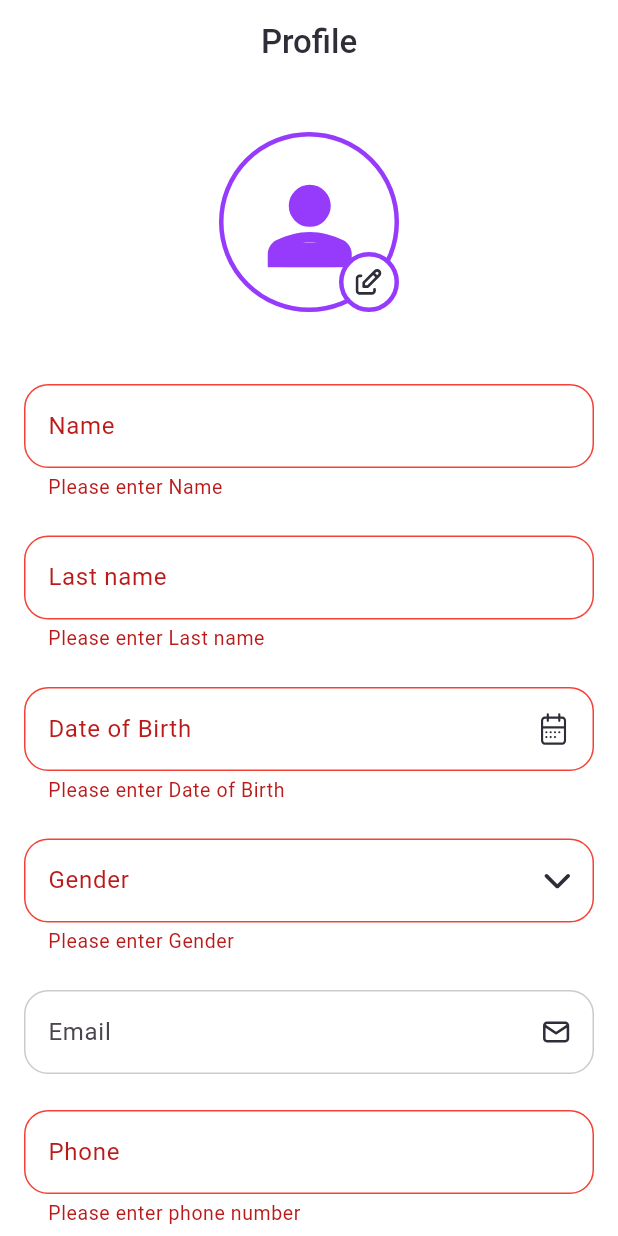
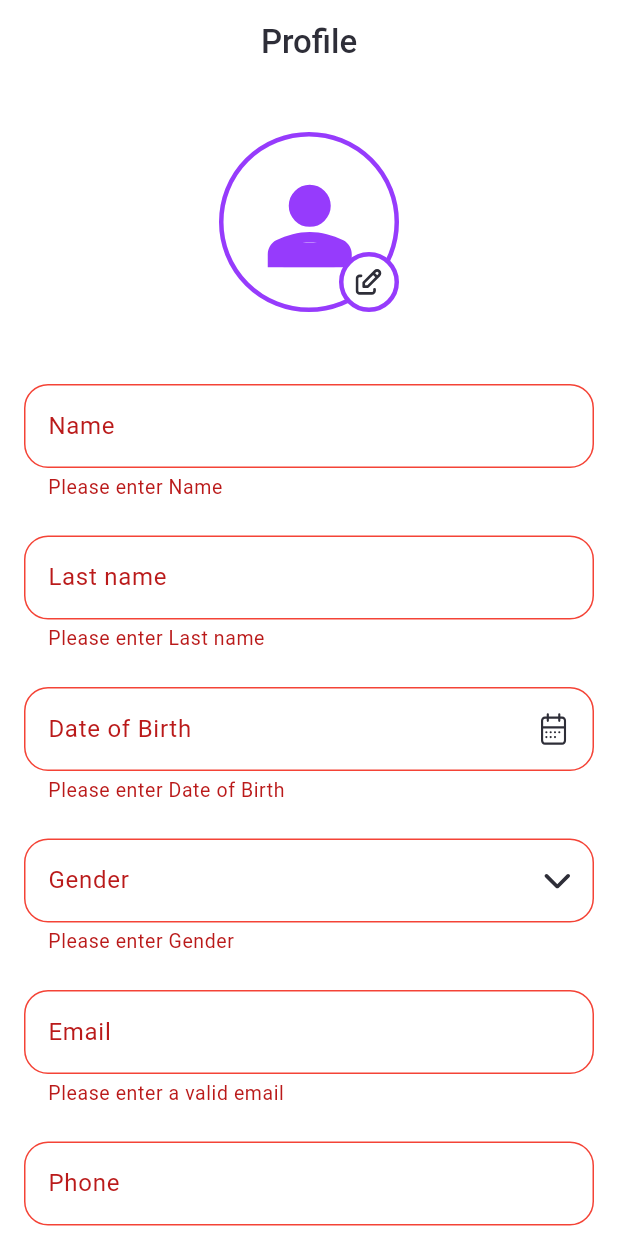
Before and after one commit to ales-dev-studio/Flutter-Email-Authentication, a Flutter app: the EditProfileScreen screen opened by its route, after a tap on "Submit", on a phone screen of 412 x 824 dp. Run offline on Flutter 3.47's test engine with Material 3 defaults, Android fonts, the light colour scheme and no system bars; drawn by our look-alikes of keyboard_dismisser; our stand-ins replace animate_do, bloc, cached_network_image, connectivity_plus, dio, flutter_bloc and 8 more; missing offline and left inert: slang, webview_flutter_wkwebview; accounts and stored records are empty; generated files the repository leaves out were written again; Roboto replaces fonts that are missing (Jaldi).

Commit message:
Fix some bugs

```diff
--- a/lib/core/routes/apis_routes.dart
+++ b/lib/core/routes/apis_routes.dart
@@ -1,5 +1,5 @@
 class Routes {
-  static const String baseUrl = 'https://apilux.upsfx.com/';
+  static const String baseUrl = 'https://your-api-address.com/';
   static const String register = 'auth/register';
   static const String login = 'auth/login';
   static const String logout = 'auth/logout';
--- a/lib/features/authentication/presentation/screens/edit_profile_screen.dart
+++ b/lib/features/authentication/presentation/screens/edit_profile_screen.dart
@@ -3,6 +3,7 @@ import 'dart:io';
 
 import 'package:flutter/material.dart';
 import 'package:flutter/services.dart';
+import 'package:flutter_authentication_screens_ui/features/authentication/presentation/widgets/email_text_form_field.dart';
 import 'package:flutter_bloc/flutter_bloc.dart';
 import 'package:go_router/go_router.dart';
 import 'package:image_picker/image_picker.dart';
@@ -161,20 +162,7 @@ class _EditProfileScreenState extends State<EditProfileScreen> {
                   ),
                 ),
               ),
-              AppTextFormField(
-                controller: _emailController,
-                labelText: t.email,
-                focusNode: emailFocusNode,
-                nextFocusNode: phoneNumberFocusNode,
-                suffixIcon: Padding(
-                  padding: const EdgeInsets.all(Dimens.largePadding),
-                  child: AppSvgViewer(
-                    Assets.icons.letter,
-                    setDefaultWidthAndHeight: false,
-                    width: 18,
-                  ),
-                ),
-              ),
+              EmailTextFormField(controller: _emailController, showIcon: false),
               AppTextFormField(
                 controller: _phoneController,
                 labelText: t.phone,
--- a/lib/features/authentication/presentation/widgets/email_text_form_field.dart
+++ b/lib/features/authentication/presentation/widgets/email_text_form_field.dart
@@ -4,16 +4,17 @@ import '../../../../core/gen/assets.gen.dart';
 import '../../../../core/localization/i18n/translations.g.dart';
 import '../../../../core/widgets/app_text_form_field.dart';
 
-
 class EmailTextFormField extends StatelessWidget {
   const EmailTextFormField({
     super.key,
     required this.controller,
     this.textInputAction,
+    this.showIcon = true,
   });
 
   final TextEditingController controller;
   final TextInputAction? textInputAction;
+  final bool showIcon;
 
   @override
   Widget build(BuildContext context) {
@@ -23,7 +24,7 @@ class EmailTextFormField extends StatelessWidget {
       labelText: t.email,
       textInputType: TextInputType.emailAddress,
       hasValidation: true,
-      prefixIcon: TextFieldIconWidget(Assets.icons.mail),
+      prefixIcon: showIcon ? TextFieldIconWidget(Assets.icons.mail) : null,
       textInputAction: textInputAction ?? TextInputAction.next,
       validator: (value) {
         if (value == null || value.isEmpty) {
```
